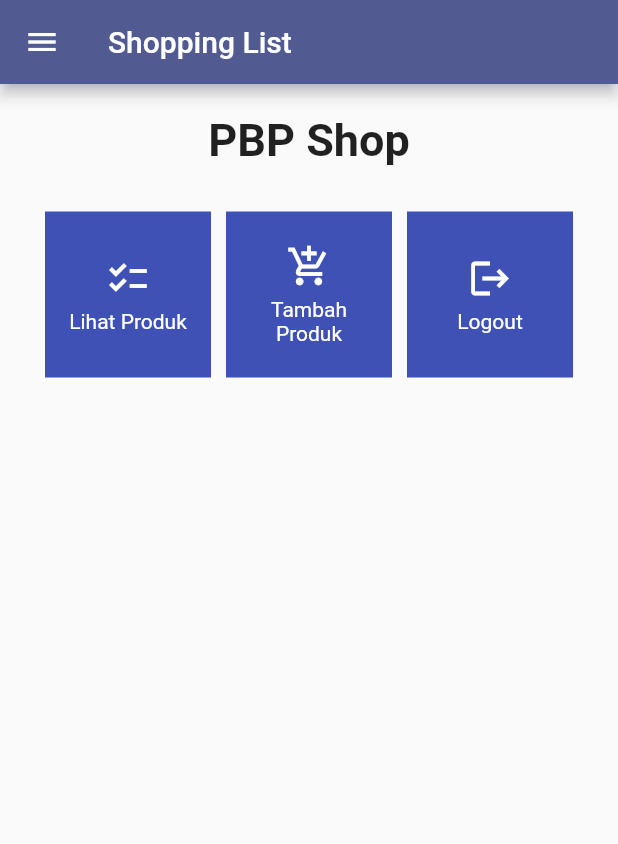
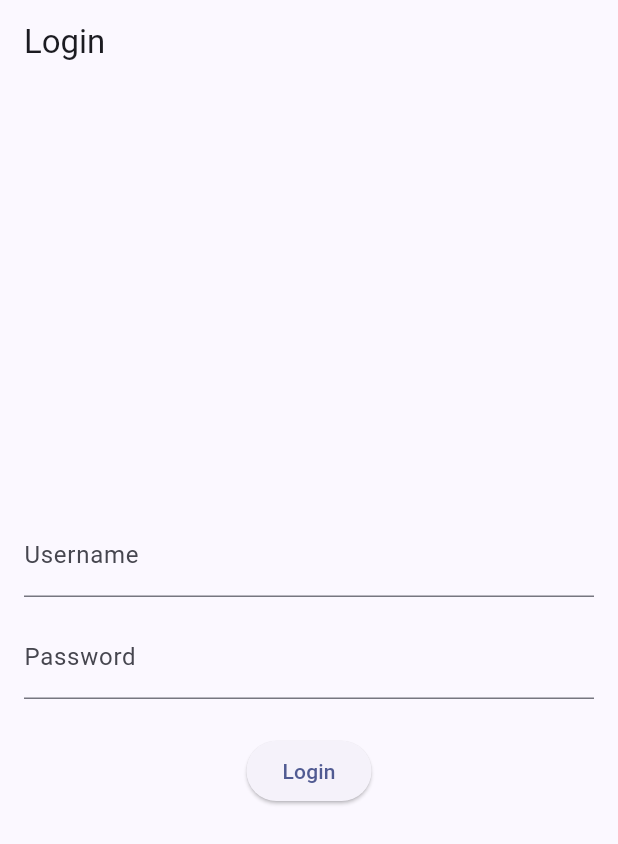
Before and after one commit to DwikyAhmad/shopping-list-mobile, a Flutter app: the screen it shows after launch, on a phone screen of 412 x 824 dp. Shown: the top 844 px of the screen. Run offline on Flutter 3.47's test engine with Material 2 defaults, Android fonts, the phone set to English and light mode, and no system bars; missing offline and left inert: pbp_django_auth.

Commit message:
Done Tutorial 8

```diff
--- a/lib/main.dart
+++ b/lib/main.dart
@@ -1,5 +1,7 @@
 import 'package:flutter/material.dart';
-import 'package:shopping_list/screens/menu.dart';
+import 'package:pbp_django_auth/pbp_django_auth.dart';
+import 'package:provider/provider.dart';
+import 'package:shopping_list/screens/login.dart';
 
 void main() {
   runApp(const MyApp());
@@ -11,29 +13,18 @@ class MyApp extends StatelessWidget {
   // This widget is the root of your application.
   @override
   Widget build(BuildContext context) {
-    return MaterialApp(
-      title: 'Flutter Demo',
-      theme: ThemeData(
-        // This is the theme of your application.
-        //
-        // TRY THIS: Try running your application with "flutter run". You'll see
-        // the application has a blue toolbar. Then, without quitting the app,
-        // try changing the seedColor in the colorScheme below to Colors.green
-        // and then invoke "hot reload" (save your changes or press the "hot
-        // reload" button in a Flutter-supported IDE, or press "r" if you used
-        // the command line to start the app).
-        //
-        // Notice that the counter didn't reset back to zero; the application
-        // state is not lost during the reload. To reset the state, use hot
-        // restart instead.
-        //
-        // This works for code too, not just values: Most code changes can be
-        // tested with just a hot reload.
-        primarySwatch: Colors.blue,
-        colorScheme: ColorScheme.fromSeed(seedColor: Colors.indigo),
-
-      ),
-      home: MyHomePage(),
+    return Provider(
+      create: (_) {
+        CookieRequest request = CookieRequest();
+        return request;
+      },
+      child: MaterialApp(
+          title: 'Flutter App',
+          theme: ThemeData(
+            colorScheme: ColorScheme.fromSeed(seedColor: Colors.indigo),
+            useMaterial3: true,
+          ),
+          home: const LoginPage()),
     );
   }
 }
--- /dev/null
+++ b/lib/screens/login.dart
@@ -0,0 +1,114 @@
+import 'package:shopping_list/screens/menu.dart';
+import 'package:flutter/material.dart';
+import 'package:pbp_django_auth/pbp_django_auth.dart';
+import 'package:provider/provider.dart';
+
+void main() {
+  runApp(const LoginApp());
+}
+
+class LoginApp extends StatelessWidget {
+  const LoginApp({super.key});
+
+  @override
+  Widget build(BuildContext context) {
+    return MaterialApp(
+      title: 'Login',
+      theme: ThemeData(
+        primarySwatch: Colors.blue,
+      ),
+      home: const LoginPage(),
+    );
+  }
+}
+
+class LoginPage extends StatefulWidget {
+  const LoginPage({super.key});
+
+  @override
+  State<LoginPage> createState() => _LoginPageState();
+}
+
+class _LoginPageState extends State<LoginPage> {
+  final TextEditingController _usernameController = TextEditingController();
+  final TextEditingController _passwordController = TextEditingController();
+
+  @override
+  Widget build(BuildContext context) {
+    final request = context.watch<CookieRequest>();
+    return Scaffold(
+      appBar: AppBar(
+        title: const Text('Login'),
+      ),
+      body: Container(
+        padding: const EdgeInsets.all(16.0),
+        child: Column(
+          mainAxisAlignment: MainAxisAlignment.center,
+          children: [
+            TextField(
+              controller: _usernameController,
+              decoration: const InputDecoration(
+                labelText: 'Username',
+              ),
+            ),
+            const SizedBox(height: 12.0),
+            TextField(
+              controller: _passwordController,
+              decoration: const InputDecoration(
+                labelText: 'Password',
+              ),
+              obscureText: true,
+            ),
+            const SizedBox(height: 24.0),
+            ElevatedButton(
+              onPressed: () async {
+                String username = _usernameController.text;
+                String password = _passwordController.text;
+
+                // Cek kredensial
+                // TODO: Ganti URL dan jangan lupa tambahkan trailing slash (/) di akhir URL!
+                // Untuk menyambungkan Android emulator dengan Django pada localhost,
+                // gunakan URL http://10.0.2.2/
+                final response =
+                    await request.login("http://localhost:8000/auth/login/", {
+                  'username': username,
+                  'password': password,
+                });
+
+                if (request.loggedIn) {
+                  String message = response['message'];
+                  String uname = response['username'];
+                  Navigator.pushReplacement(
+                    context,
+                    MaterialPageRoute(builder: (context) => MyHomePage()),
+                  );
+                  ScaffoldMessenger.of(context)
+                    ..hideCurrentSnackBar()
+                    ..showSnackBar(SnackBar(
+                        content: Text("$message Selamat datang, $uname.")));
+                } else {
+                  showDialog(
+                    context: context,
+                    builder: (context) => AlertDialog(
+                      title: const Text('Login Gagal'),
+                      content: Text(response['message']),
+                      actions: [
+                        TextButton(
+                          child: const Text('OK'),
+                          onPressed: () {
+                            Navigator.pop(context);
+                          },
+                        ),
+                      ],
+                    ),
+                  );
+                }
+              },
+              child: const Text('Login'),
+            ),
+          ],
+        ),
+      ),
+    );
+  }
+}
--- a/lib/screens/menu.dart
+++ b/lib/screens/menu.dart
@@ -28,8 +28,11 @@ class MyHomePage extends StatelessWidget {
         title: const Text(
           'Shopping List',
         ),
+        backgroundColor: Colors.indigo,
+        foregroundColor: Colors.white,
       ),
       // Masukkan drawer sebagai parameter nilai drawer dari widget Scaffold
+
       drawer: const LeftDrawer(),
       body: SingleChildScrollView(
         // Widget wrapper yang dapat discroll
--- a/pubspec.yaml
+++ b/pubspec.yaml
@@ -35,6 +35,9 @@ dependencies:
   # The following adds the Cupertino Icons font to your application.
   # Use with the CupertinoIcons class for iOS style icons.
   cupertino_icons: ^1.0.2
+  provider: ^6.1.1
+  pbp_django_auth: ^0.3.1
+  http: ^0.13.6
 
 dev_dependencies:
   flutter_test:
```
Also changed, not shown: lib/models/product.dart (added, +65 -0 lines), lib/screens/list_product.dart (added, +92 -0 lines), lib/screens/shoplist_form.dart (+34 -28 lines), lib/widgets/left_drawer.dart (+15 -3 lines), lib/widgets/shop_card.dart (+31 -1 lines), pubspec.lock, 2 other files.
